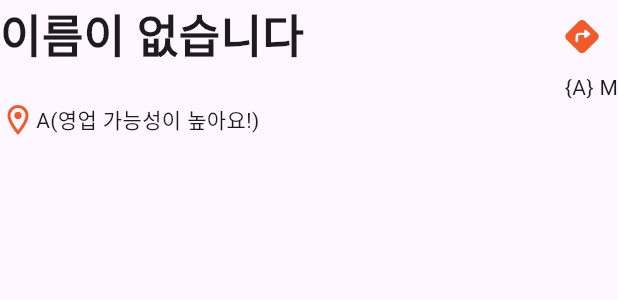
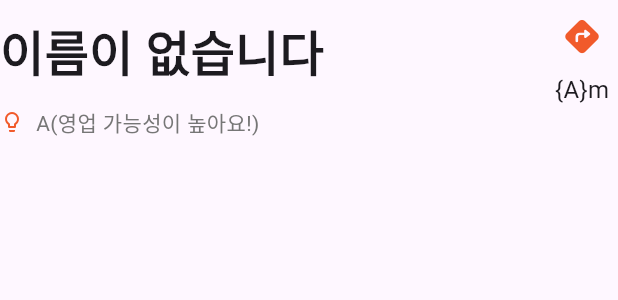
Before and after one commit to Dongpo-App/Dongpo-FE, a Flutter app: the MainTitle widget shown alone on an empty page, opened directly with empty values, on a phone screen of 412 x 824 dp. Shown: the top 300 px of the screen. Run offline on Flutter 3.47's test engine with Material 3 defaults, Android fonts, the phone set to English and light mode, and no system bars; our stand-ins replace dio, flutter_datetime_picker_plus, flutter_native_splash, flutter_rating_bar, flutter_secure_storage, geolocator and 4 more; missing offline and left inert: flutter_naver_login, flutter_naver_map, kakao_flutter_sdk_user; accounts and stored records are empty; network calls fail; Roboto replaces fonts that are missing (Pretendard).

Commit message:
점포 상세 페이지 디자인 수정

```diff
--- a/lib/screens/main/main_03/01_title.dart
+++ b/lib/screens/main/main_03/01_title.dart
@@ -9,29 +9,55 @@ class MainTitle extends StatelessWidget {
   @override
   Widget build(BuildContext context) {
     return Column(
-      crossAxisAlignment: CrossAxisAlignment.end,
+      mainAxisAlignment: MainAxisAlignment.start,
       children: [
         Row(
           children: [
             Text(
               storeData?.name ?? '이름이 없습니다',
-              style: const TextStyle(fontSize: 30, fontWeight: FontWeight.bold),
+              style: const TextStyle(
+                fontSize: 32,
+                fontWeight: FontWeight.w600,
+              ),
             ),
             const Spacer(),
-            IconButton(
-                onPressed: () {},
-                icon: const Icon(CupertinoIcons.arrow_up_right_diamond_fill,
-                    color: Color(0xffF15A2B)))
+            Column(
+              children: [
+                IconButton(
+                  onPressed: () {},
+                  icon: const Icon(
+                      size: 24,
+                      CupertinoIcons.arrow_up_right_diamond_fill,
+                      color: Color(0xffF15A2B)
+                  )
+                ),
+                const Text(
+                  "{A}m",
+                  style: TextStyle(
+                    fontSize: 16,
+                    fontWeight: FontWeight.w400,
+                  ),
+                ),
+              ],
+            )
           ],
         ),
-        const Text("{A} M"),
         const Row(
           children: [
             Icon(
-              Icons.location_on_outlined,
+              Icons.lightbulb_outline_rounded,
+              size: 16,
               color: Color(0xffF15A2B),
             ),
-            Text("A(영업 가능성이 높아요!)")
+            SizedBox(width: 8,),
+            Text(
+              "A(영업 가능성이 높아요!)",
+              style: TextStyle(
+                color: Color(0xFF767676),
+                fontSize: 14,
+                fontWeight: FontWeight.w400,
+              ),
+            )
           ],
         )
       ],
--- a/lib/screens/main/main_03/03_user_action.dart
+++ b/lib/screens/main/main_03/03_user_action.dart
@@ -38,7 +38,10 @@ class _UserActionState extends State<UserAction> {
       children: [
         IconButton(
           onPressed: () {},
-          icon: const Icon(Icons.chat),
+          icon: const Icon(
+            Icons.chat,
+
+          ),
         ),
         const Text("리뷰"),
         const SizedBox(
--- a/lib/screens/my_info/info_detail/add_store.dart
+++ b/lib/screens/my_info/info_detail/add_store.dart
@@ -49,7 +49,8 @@ class AddStorePageState extends State<AddStorePage> {
             Icons.chevron_left,
             size: 24,
             color: Color(0xFF767676),
-            )),
+          ),
+        ),
       ),
       body: _userAddStore.isEmpty
           ? const Center(
```
Also changed, not shown: lib/screens/main/main_03/02_photo_List.dart (+9 -2 lines), lib/screens/main/main_03/main_03.dart (+88 -37 lines). Lines whose indentation alone changed are shown as unchanged.
